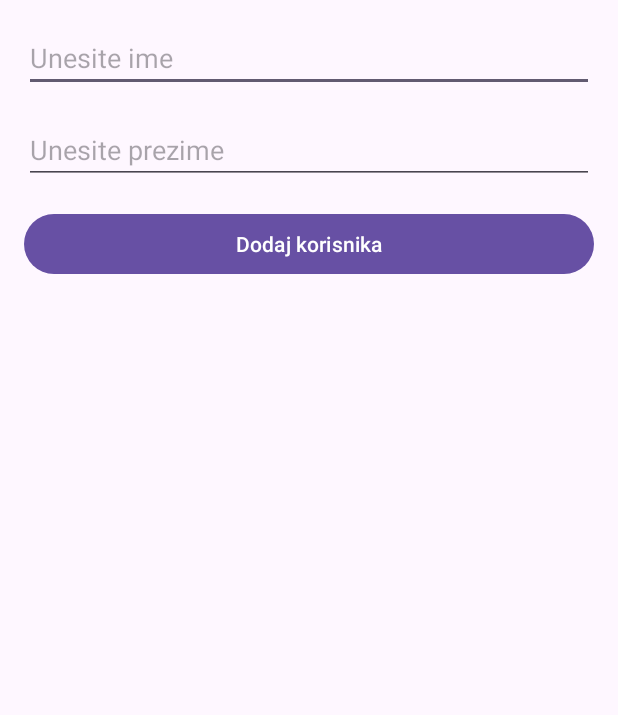
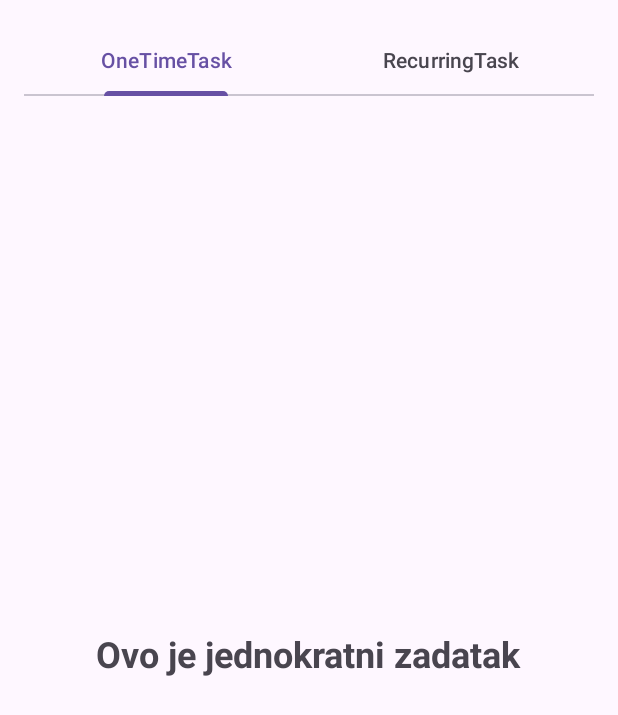
Before and after one commit to mimasekaric/e2-ma-tim06-2025, an Android app: the screen it shows after launch (MainActivity before the commit, TaskActivity after it), on a phone screen of 412 x 824 dp. Shown: the top 715 px of the screen. Run offline under Robolectric (Android 15) with nearby library versions, the phone set to English and light mode, and no system bars.

Commit message:
Create Recurring Task
- recurring task is now being created
- without category

```diff
--- a/app/build.gradle
+++ b/app/build.gradle
@@ -26,6 +26,9 @@ android {
         sourceCompatibility JavaVersion.VERSION_11
         targetCompatibility JavaVersion.VERSION_11
     }
+    buildFeatures{
+        viewBinding true;
+    }
 }
 
 dependencies {
--- a/app/src/main/AndroidManifest.xml
+++ b/app/src/main/AndroidManifest.xml
@@ -12,7 +12,7 @@
         android:supportsRtl="true"
         android:theme="@style/Theme.MyHobitApplication">
         <activity
-            android:name=".activities.MainActivity"
+            android:name=".activities.TaskActivity"
             android:exported="true">
             <intent-filter>
                 <action android:name="android.intent.action.MAIN" />
--- /dev/null
+++ b/app/src/main/java/com/example/myhobitapplication/activities/TaskActivity.java
@@ -0,0 +1,37 @@
+package com.example.myhobitapplication.activities;
+
+import android.app.Activity;
+import android.os.Bundle;
+
+import androidx.annotation.Nullable;
+import androidx.appcompat.app.AppCompatActivity;
+import androidx.viewpager2.widget.ViewPager2;
+
+import com.example.myhobitapplication.R;
+import com.example.myhobitapplication.adapters.TaskPagerAdapter;
+import com.google.android.material.tabs.TabLayout;
+import com.google.android.material.tabs.TabLayoutMediator;
+
+public class TaskActivity extends AppCompatActivity {
+
+    @Override
+    protected void onCreate(@Nullable Bundle savedInstanceState) {
+        super.onCreate(savedInstanceState);
+        setContentView(R.layout.activity_task);
+
+        TabLayout tabLayout = findViewById(R.id.tab_layout);
+        ViewPager2 viewPager2 = findViewById(R.id.view_pager);
+
+        TaskPagerAdapter pagerAdapter = new TaskPagerAdapter(this);
+        viewPager2.setAdapter(pagerAdapter);
+
+        new TabLayoutMediator(tabLayout, viewPager2,
+                (tab, position) -> {
+                    if (position == 0) {
+                        tab.setText("OneTimeTask");
+                    } else {
+                        tab.setText("RecurringTask");
+                    }
+                }).attach();
+    }
+}
--- /dev/null
+++ b/app/src/main/java/com/example/myhobitapplication/adapters/TaskPagerAdapter.java
@@ -0,0 +1,31 @@
+package com.example.myhobitapplication.adapters;
+
+import androidx.annotation.NonNull;
+import androidx.fragment.app.Fragment;
+import androidx.fragment.app.FragmentActivity;
+import androidx.viewpager2.adapter.FragmentStateAdapter;
+
+import com.example.myhobitapplication.fragments.OneTimeTaskFragment;
+import com.example.myhobitapplication.fragments.RecurringTaskFragment;
+
+public class TaskPagerAdapter extends FragmentStateAdapter {
+
+    public TaskPagerAdapter(@NonNull FragmentActivity fragmentActivity) {
+        super(fragmentActivity);
+    }
+
+    @NonNull
+    @Override
+    public Fragment createFragment(int position) {
+        if (position == 0) {
+            return new OneTimeTaskFragment();
+        } else {
+            return new RecurringTaskFragment();
+        }
+    }
+
+    @Override
+    public int getItemCount() {
+        return 2;
+    }
+}
--- /dev/null
+++ b/app/src/main/java/com/example/myhobitapplication/fragments/OneTimeTaskFragment.java
@@ -0,0 +1,21 @@
+package com.example.myhobitapplication.fragments;
+
+import android.os.Bundle;
+import android.view.LayoutInflater;
+import android.view.View;
+import android.view.ViewGroup;
+
+import androidx.annotation.NonNull;
+import androidx.annotation.Nullable;
+import androidx.fragment.app.Fragment;
+import com.example.myhobitapplication.R;
+
+public class OneTimeTaskFragment extends Fragment {
+
+
+    @Nullable
+    @Override
+    public View onCreateView(@NonNull LayoutInflater inflater, @Nullable ViewGroup container, @Nullable Bundle savedInstanceState) {
+        return inflater.inflate(R.layout.fragment_onetime_task, container, false);
+    }
+}
--- a/app/src/main/java/com/example/myhobitapplication/models/OneTimeTask.java
+++ b/app/src/main/java/com/example/myhobitapplication/models/OneTimeTask.java
@@ -4,12 +4,13 @@ import com.example.myhobitapplication.enums.OneTimeTaskStatus;
 
 import java.time.LocalDate;
 import java.time.LocalDateTime;
+import java.time.LocalTime;
 
 public class OneTimeTask extends Task{
 
     private OneTimeTaskStatus status;
 
-    public OneTimeTask(Integer id, String name, String description, Integer difficulty, Integer importance, Integer categoryId, LocalDateTime executionTime, OneTimeTaskStatus status) {
+    public OneTimeTask(Integer id, String name, String description, Integer difficulty, Integer importance, Integer categoryId, LocalTime executionTime, OneTimeTaskStatus status) {
         super(id, name, description, difficulty, importance, categoryId, executionTime);
         this.status = status;
     }
--- /dev/null
+++ b/app/src/main/res/layout/activity_task.xml
@@ -0,0 +1,35 @@
+<?xml version="1.0" encoding="utf-8"?>
+<LinearLayout xmlns:android="http://schemas.android.com/apk/res/android"
+    android:layout_width="match_parent"
+    android:layout_height="match_parent"
+    android:orientation="vertical"
+    android:padding="16dp">
+
+    <LinearLayout xmlns:android="http://schemas.android.com/apk/res/android"
+        xmlns:app="http://schemas.android.com/apk/res-auto"
+        android:layout_width="match_parent"
+        android:layout_height="match_parent"
+        android:orientation="vertical">
+
+        <com.google.android.material.tabs.TabLayout
+            android:id="@+id/tab_layout"
+            android:layout_width="match_parent"
+            android:layout_height="wrap_content"
+            app:tabMode="fixed"
+            app:tabGravity="fill" />
+
+        <androidx.viewpager2.widget.ViewPager2
+            android:id="@+id/view_pager"
+            android:layout_width="match_parent"
+            android:layout_height="match_parent" />
+
+    </LinearLayout>
+
+    <FrameLayout
+        android:id="@+id/fragment_container"
+        android:layout_width="match_parent"
+        android:layout_height="0dp"
+        android:layout_weight="1"
+        android:layout_marginTop="16dp" />
+
+</LinearLayout>
--- /dev/null
+++ b/app/src/main/res/layout/fragment_onetime_task.xml
@@ -0,0 +1,14 @@
+<?xml version="1.0" encoding="utf-8"?>
+<FrameLayout xmlns:android="http://schemas.android.com/apk/res/android"
+    android:layout_width="match_parent"
+    android:layout_height="match_parent">
+
+    <TextView
+        android:layout_width="wrap_content"
+        android:layout_height="wrap_content"
+        android:layout_gravity="center"
+        android:textSize="24sp"
+        android:textStyle="bold"
+        android:text="Ovo je jednokratni zadatak" />
+
+</FrameLayout>
--- a/app/src/main/res/values/strings.xml
+++ b/app/src/main/res/values/strings.xml
@@ -1,3 +1,8 @@
 <resources>
     <string name="app_name">MyHobitApplication</string>
+    <string-array name="recurrence_units">
+            <item>Day</item>
+            <item>Week</item>
+            <item>Month</item>
+    </string-array>
 </resources>
```
Also changed, not shown: app/src/main/java/com/example/myhobitapplication/databases/DataBaseRecurringTaskHelper.java (added, +71 -0 lines), app/src/main/java/com/example/myhobitapplication/fragments/RecurringTaskFragment.java (added, +157 -0 lines), app/src/main/java/com/example/myhobitapplication/models/RecurringTask.java (+12 -1 lines), app/src/main/java/com/example/myhobitapplication/models/Task.java (+13 -4 lines), app/src/main/java/com/example/myhobitapplication/services/TaskService.java (added, +19 -0 lines), app/src/main/java/com/example/myhobitapplication/viewModels/TaskViewModel.java (added, +80 -0 lines), app/src/main/res/layout/fragment_recurring_task.xml (added, +213 -0 lines).
